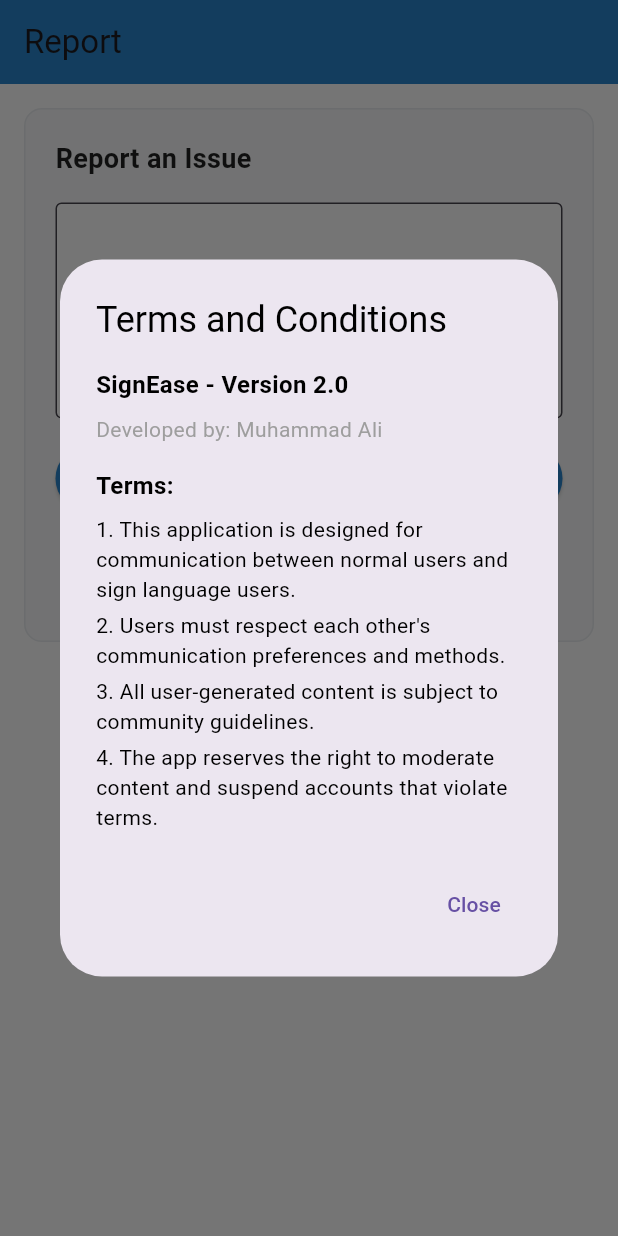
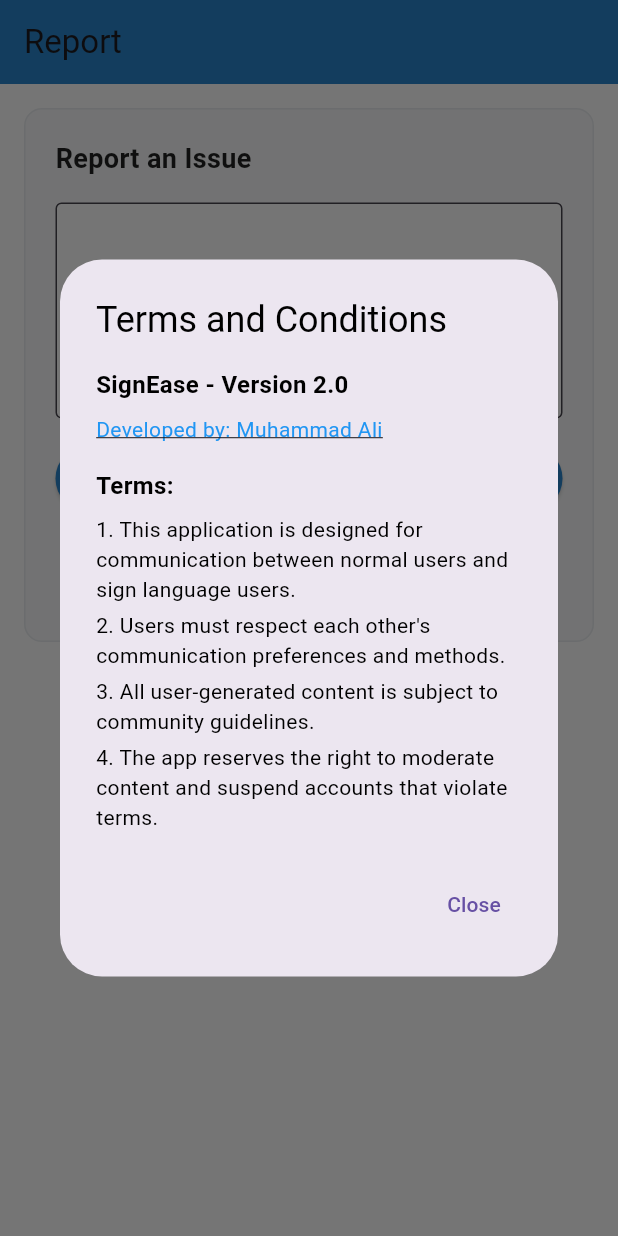
Before and after one commit to aliawan4027/signease, a Flutter app: the Report screen opened directly, after a tap on "Terms and Conditions", on a phone screen of 412 x 824 dp. Run offline on Flutter 3.47's test engine with Material 3 defaults, Android fonts, the light colour scheme and no system bars; our stand-ins replace camera, cloud_firestore, firebase_auth, firebase_core, fluttertoast, image_picker and 2 more; missing offline and left inert: dart:html, tflite_flutter; accounts and stored records are empty.

Commit message:
Update web build + google verification + theme + mobile link

```diff
--- a/lib/screens/report.dart
+++ b/lib/screens/report.dart
@@ -75,11 +75,17 @@
                 ),
               ),
               const SizedBox(height: 8),
-              const Text(
-                'Developed by: Muhammad Ali',
-                style: TextStyle(
-                  fontSize: 14,
-                  color: Colors.grey,
+              GestureDetector(
+                onTap: () {
+                  _launchURL('https://personalportfolio12.vercel.app/');
+                },
+                child: const Text(
+                  'Developed by: Muhammad Ali',
+                  style: TextStyle(
+                    fontSize: 14,
+                    color: Colors.blue,
+                    decoration: TextDecoration.underline,
+                  ),
                 ),
               ),
               const SizedBox(height: 16),
```
Also changed, not shown: lib/screens/profile.dart (+0 -15 lines).
